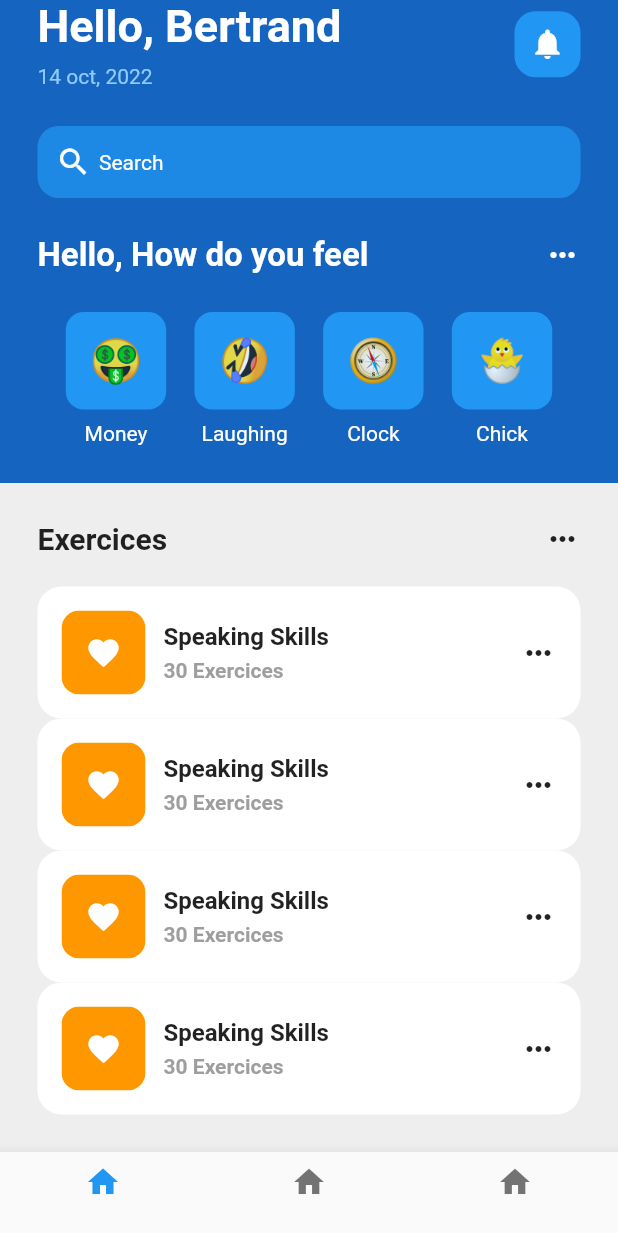
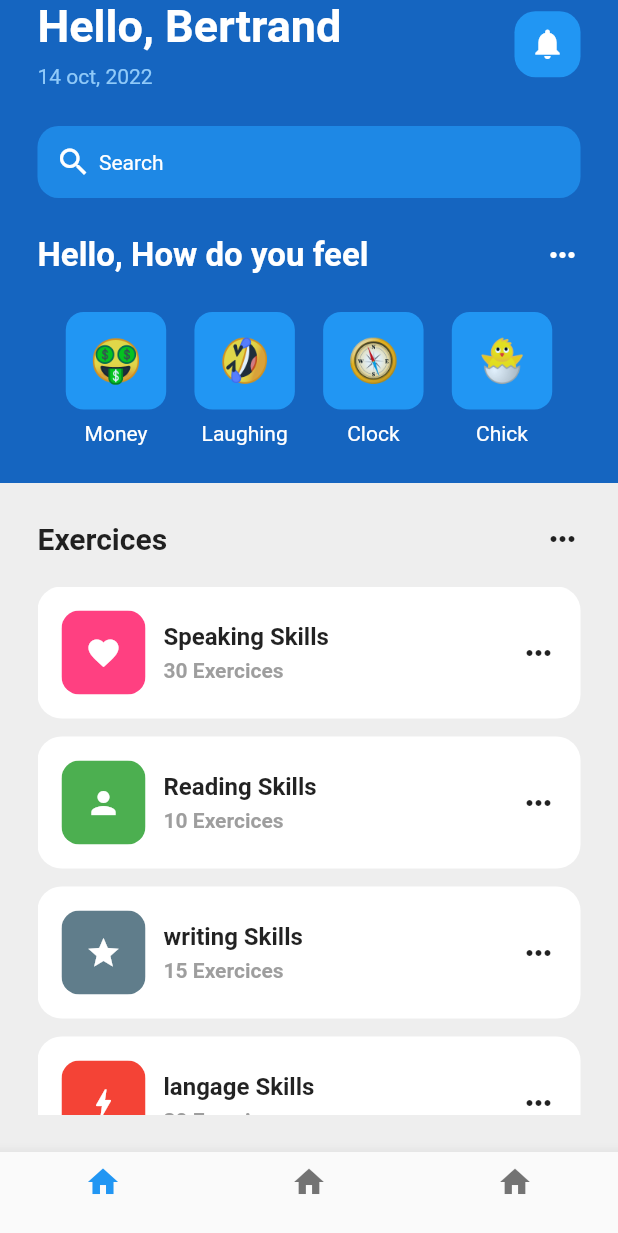
Before and after one commit to Variant13/DesigneApp, a Flutter app: the screen it shows after launch, on a phone screen of 412 x 824 dp. Shown: the top 1233 px of the screen. Run offline on Flutter 3.47's test engine with Material 2 defaults, Android fonts, the phone set to English and light mode, and no system bars.

Commit message:
end of exercice title

```diff
--- a/lib/pages/home_page.dart
+++ b/lib/pages/home_page.dart
@@ -240,10 +240,31 @@ class _HomePageState extends State<HomePage> {
                  Expanded(
                    child: ListView(
                     children: [
-                      ExerciceTitle(),
-                      ExerciceTitle(),
-                      ExerciceTitle(),
-                      ExerciceTitle(),
+                      ExerciceTitle(
+                        icon: Icons.favorite,
+                        exerciceName: 'Speaking Skills' ,
+                        numberOfExercices:30,
+                        color: Colors.pinkAccent ,
+                      ),
+                      ExerciceTitle(
+                        icon: Icons.person,
+                        exerciceName: 'Reading Skills' ,
+                        numberOfExercices: 10,
+                        color: Colors.green ,
+                      ),
+
+                      ExerciceTitle(
+                        icon: Icons.star,
+                        exerciceName: 'writing Skills' ,
+                        numberOfExercices: 15,
+                        color: Colors.blueGrey ,
+                      ),
+                      ExerciceTitle(
+                        icon: Icons.bolt,
+                        exerciceName: 'langage Skills' ,
+                        numberOfExercices: 30,
+                        color: Colors.red ,
+                      ),
                     ],
                    ),
                  ),
--- a/lib/util/exercice_title.dart
+++ b/lib/util/exercice_title.dart
@@ -1,11 +1,24 @@
 import 'package:flutter/material.dart';
 
 class ExerciceTitle extends StatelessWidget {
-  const ExerciceTitle({Key? key}) :super(key: key);
+final icon;
+final String exerciceName;
+final int numberOfExercices;
+final color;
+
+  const ExerciceTitle({
+    Key? key,
+    required this.icon,
+    required this.exerciceName,
+    required this.numberOfExercices,
+    required this.color,
+    }) :super(key: key);
 
   @override
   Widget build(BuildContext context) {
-    return Container(
+    return Padding(
+      padding: const EdgeInsets.only(bottom:12.0),
+      child: Container(
                       padding: EdgeInsets.all(16),
                       decoration: BoxDecoration(color: Colors.white,
                       borderRadius: BorderRadius.circular(16),
@@ -19,8 +32,9 @@ class ExerciceTitle extends StatelessWidget {
                                 borderRadius: BorderRadius.circular(12),
                                 child: Container(
                                   padding: EdgeInsets.all(16),
-                                color: Colors.orange,
-                                child: Icon(Icons.favorite,
+                                  color: color,
+                                  child: Icon(
+                                    icon,
                                   color: Colors.white,
                                   ),
                                 ),
@@ -31,7 +45,7 @@ class ExerciceTitle extends StatelessWidget {
                         Column(
                           crossAxisAlignment: CrossAxisAlignment.start,
                           children: [
-                        Text('Speaking Skills',
+                          Text(exerciceName,
                           style: TextStyle(
                             fontWeight: FontWeight.bold,
                             fontSize: 16,
@@ -40,7 +54,7 @@ class ExerciceTitle extends StatelessWidget {
                           SizedBox(
                             height: 5,
                           ),
-                         Text('30 Exercices',
+                           Text(numberOfExercices.toString() +' Exercices',
                            style: TextStyle(
                             fontWeight: FontWeight.bold,
                             color: Colors.grey,
@@ -54,6 +68,7 @@ class ExerciceTitle extends StatelessWidget {
                           ),
                        Icon(Icons.more_horiz),
                       ]),
+                    ),
     );
   }
 }
```
Lines whose indentation alone changed are shown as unchanged.
